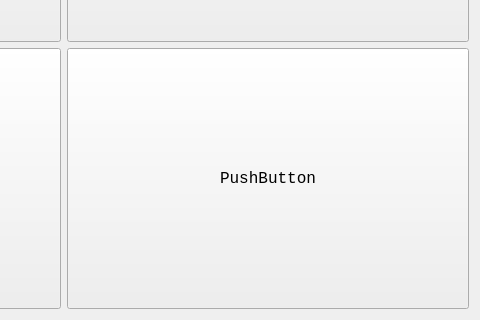
Above: QtGuiApplicationTest/QtGuiApplicationTest/Miscellaneous/MiscellaneousStdCLanguageFeatures.ui from xautshuanglong/QtLearningRepository before the change; both pictures show x 350 to 830 and y 276 to 596 of the 830 by 596 pixel window. Below: the same form after it.
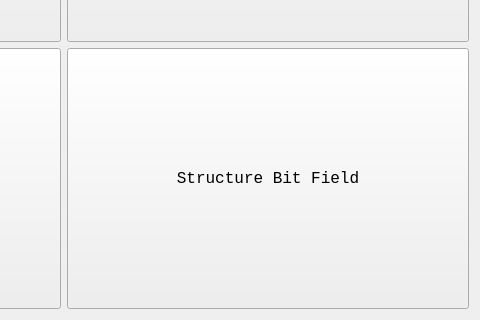
That is the form after the change.

Commit message: 结构体位域测试（待完善）

What changed in the file:
```diff
--- a/QtGuiApplicationTest/QtGuiApplicationTest/Miscellaneous/MiscellaneousStdCLanguageFeatures.ui
+++ b/QtGuiApplicationTest/QtGuiApplicationTest/Miscellaneous/MiscellaneousStdCLanguageFeatures.ui
@@ -125,7 +125,7 @@
         </font>
        </property>
        <property name="text">
-        <string>PushButton</string>
+        <string>Structure Bit Field</string>
        </property>
       </widget>
      </item>
```
Left out of the diff: 2 changed lines with no effect on the pictures. The commit also changes 2 other files.
